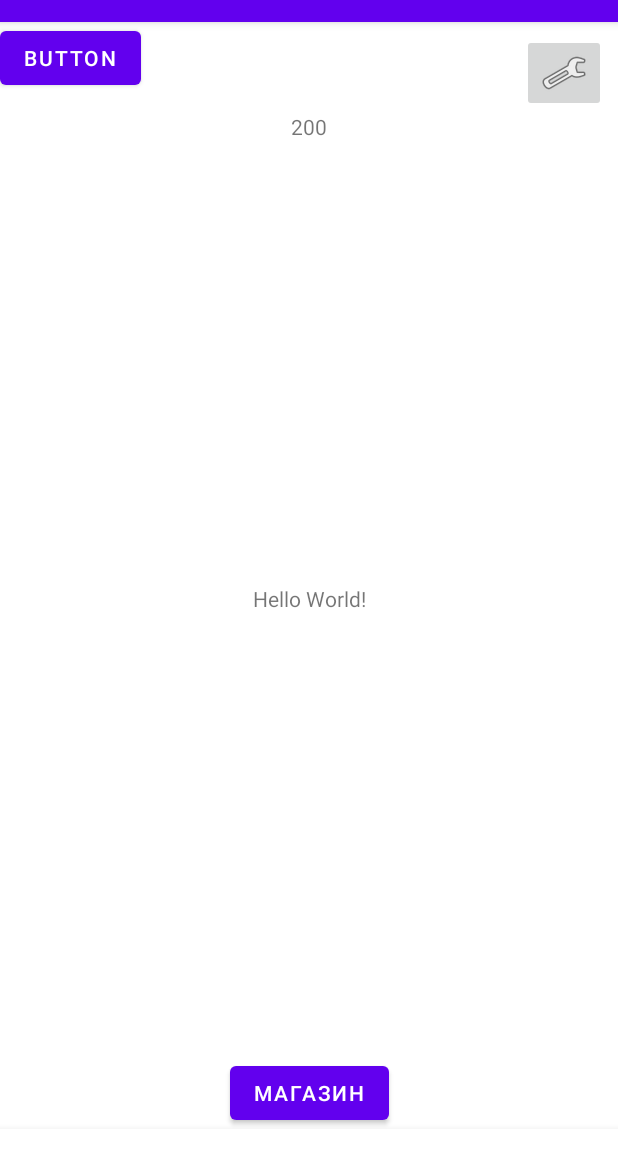
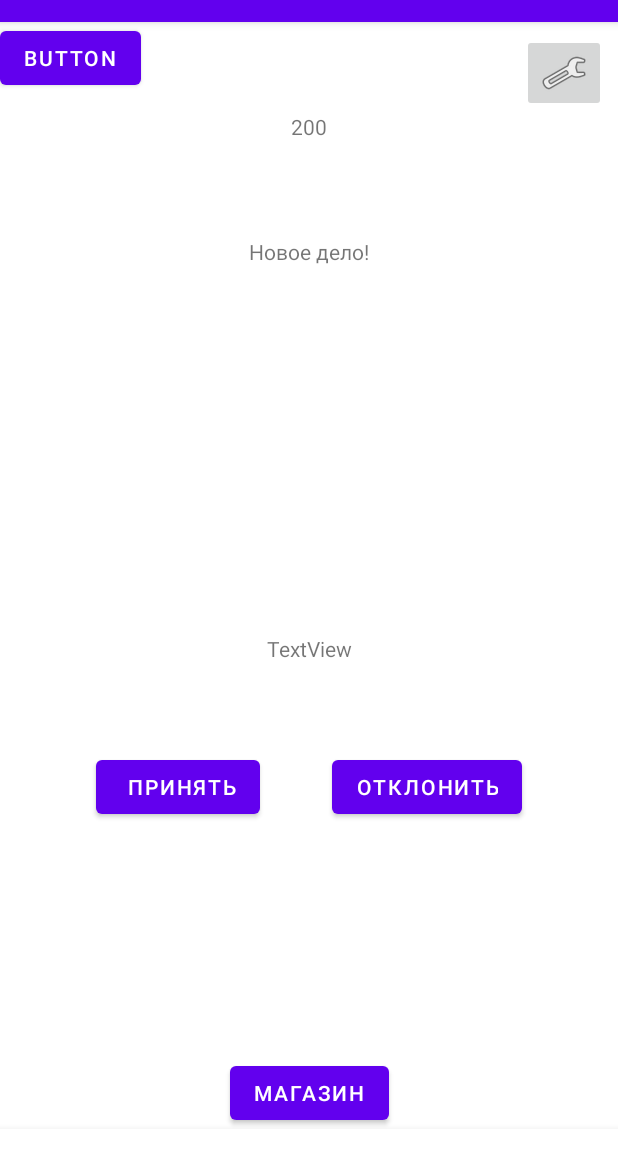
Before and after one commit to kalanod/Dicktator, an Android app: the screen it shows after launch once a user with an empty profile is signed in (MainActivity), on a phone screen of 412 x 824 dp, the part 62-1236 px from its top. Run offline under Robolectric (Android 15) with nearby library versions, the phone set to English and light mode, and no system bars; our stand-ins replace Firebase (no records; nobody signed in at launch, a user with empty details on screens opened directly).

Commit message:
работает

```diff
--- a/app/src/main/res/layout/activity_main.xml
+++ b/app/src/main/res/layout/activity_main.xml
@@ -5,15 +5,6 @@
     android:layout_width="match_parent"
     android:layout_height="match_parent"
     tools:context=".MainActivity">
-
-    <TextView
-        android:layout_width="wrap_content"
-        android:layout_height="wrap_content"
-        android:text="Hello World!"
-        app:layout_constraintBottom_toBottomOf="parent"
-        app:layout_constraintLeft_toLeftOf="parent"
-        app:layout_constraintRight_toRightOf="parent"
-        app:layout_constraintTop_toTopOf="parent" />
 
     <ImageButton
         android:id="@+id/buttonSettings"
@@ -61,4 +52,57 @@
         app:layout_constraintStart_toStartOf="parent"
         app:layout_constraintTop_toTopOf="parent" />
 
+    <androidx.constraintlayout.widget.ConstraintLayout
+        android:layout_width="0dp"
+        android:layout_height="0dp"
+        android:layout_marginStart="32dp"
+        android:layout_marginTop="32dp"
+        android:layout_marginEnd="32dp"
+        android:layout_marginBottom="124dp"
+        app:layout_constraintBottom_toTopOf="@+id/btn_shop"
+        app:layout_constraintEnd_toEndOf="parent"
+        app:layout_constraintStart_toStartOf="parent"
+        app:layout_constraintTop_toBottomOf="@+id/textMoney">
+
+        <TextView
+            android:id="@+id/textView4"
+            android:layout_width="wrap_content"
+            android:layout_height="wrap_content"
+            android:layout_marginTop="32dp"
+            android:text="Новое дело!"
+            app:layout_constraintEnd_toEndOf="parent"
+            app:layout_constraintStart_toStartOf="parent"
+            app:layout_constraintTop_toTopOf="parent" />
+
+        <TextView
+            android:id="@+id/textDesc"
+            android:layout_width="wrap_content"
+            android:layout_height="wrap_content"
+            android:layout_marginTop="245dp"
+            android:text="TextView"
+            app:layout_constraintEnd_toEndOf="parent"
+            app:layout_constraintStart_toStartOf="parent"
+            app:layout_constraintTop_toBottomOf="@+id/textView4" />
+
+        <Button
+            android:id="@+id/button3"
+            android:layout_width="wrap_content"
+            android:layout_height="wrap_content"
+            android:layout_marginStart="32dp"
+            android:layout_marginBottom="32dp"
+            android:text=" Принять"
+            app:layout_constraintBottom_toBottomOf="parent"
+            app:layout_constraintStart_toStartOf="parent" />
+
+        <Button
+            android:id="@+id/button4"
+            android:layout_width="wrap_content"
+            android:layout_height="wrap_content"
+            android:layout_marginEnd="32dp"
+            android:layout_marginBottom="32dp"
+            android:text="ОТКЛОНИТЬ"
+            app:layout_constraintBottom_toBottomOf="parent"
+            app:layout_constraintEnd_toEndOf="parent" />
+    </androidx.constraintlayout.widget.ConstraintLayout>
+
 </androidx.constraintlayout.widget.ConstraintLayout>
```
